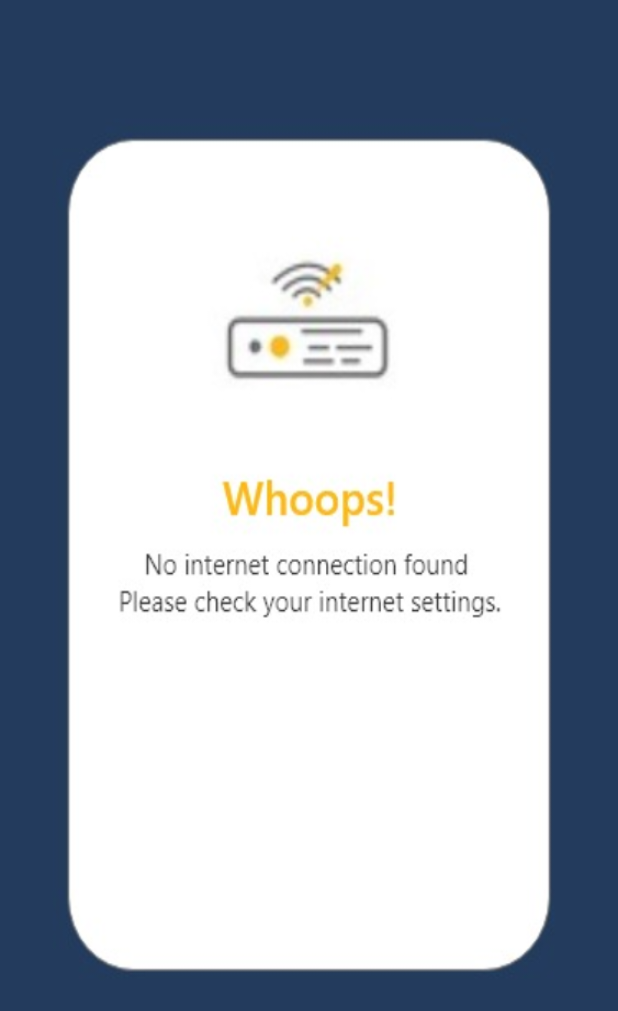
After one commit to Group-3Shopkeeper/toolplus_store, an Android app: the layout offline_activity.xml on its own in the app's theme, with its tools: preview values and no code run, on a phone screen of 412 x 824 dp. The commit adds this screen. Shown: the top 1011 px of the screen. Run offline under Robolectric (Android 15) with nearby library versions, the phone set to English and light mode, and no system bars.

Commit message:
updated code

```diff
--- a/app/src/main/java/com/e/toolplusstore/MainActivity.java
+++ b/app/src/main/java/com/e/toolplusstore/MainActivity.java
@@ -20,6 +20,7 @@ import android.widget.Toast;
 
 
 import com.e.toolplusstore.databinding.ActivityMainBinding;
+
 import com.e.toolplusstore.databinding.OfflineActivityBinding;
 import com.google.firebase.auth.FirebaseAuth;
 import com.google.firebase.auth.FirebaseUser;
--- /dev/null
+++ b/app/src/main/res/layout/offline_activity.xml
@@ -0,0 +1,11 @@
+<?xml version="1.0" encoding="utf-8"?>
+<RelativeLayout xmlns:android="http://schemas.android.com/apk/res/android"
+    android:layout_width="match_parent"
+    android:layout_height="match_parent">
+    <ImageView
+        android:layout_width="match_parent"
+        android:layout_height="match_parent"
+        android:src="@drawable/no_internet_connection"
+        android:scaleType="fitXY"/>
+
+</RelativeLayout>
```
